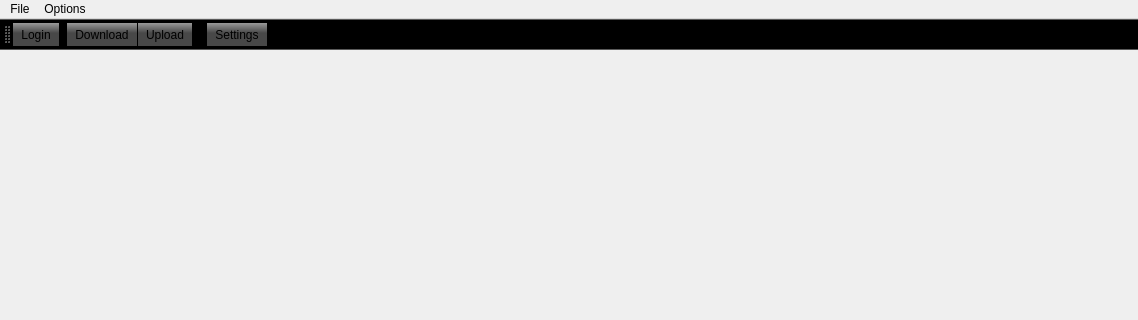
tranter/qt-google-drive, file gui/forms/mainwindow.ui: the form before one commit; both pictures show x 0 to 1138 and y 0 to 320 of the 1138 by 681 pixel window.
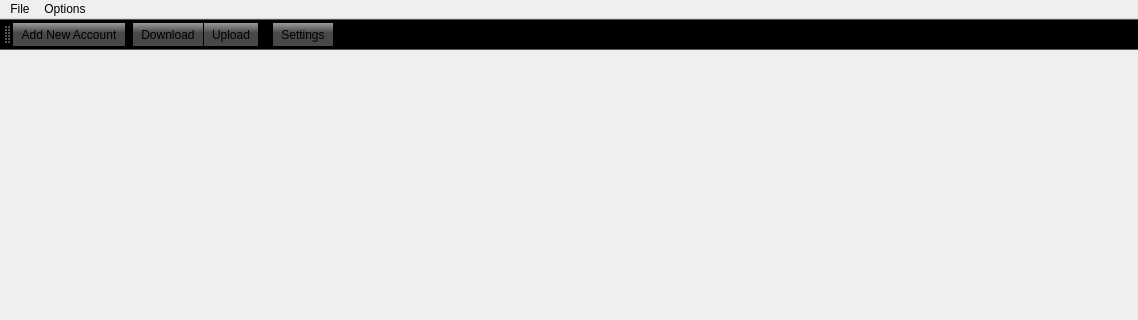
The form after the commit. Icons and pictures are not drawn.

Commit message: added splitters to panels login for new accounts implementation keys filter events root query implementation changes in main menu added new enumeration types adjusted fonts synchronized network queries

Patch:
```diff
--- a/gui/forms/mainwindow.ui
+++ b/gui/forms/mainwindow.ui
@@ -340,7 +340,7 @@
      <normaloff>:/ico/login</normaloff>:/ico/login</iconset>
    </property>
    <property name="text">
-    <string>Login</string>
+    <string>Add New Account</string>
    </property>
   </action>
   <action name="actionQuit">
```
The commit also changes 13 other files.
